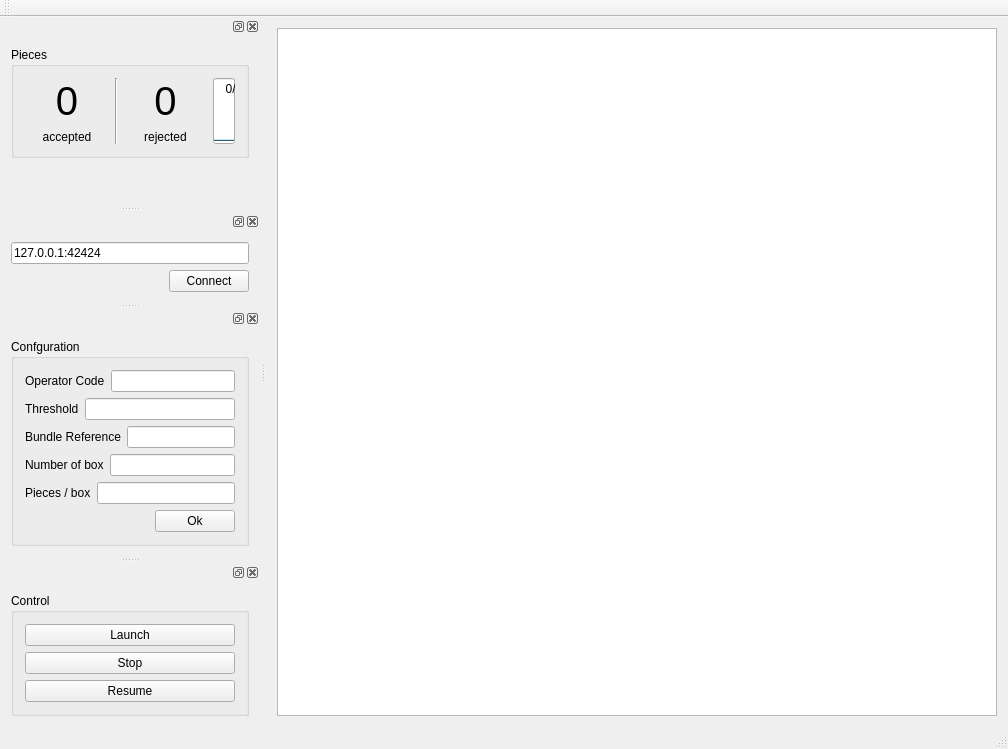
modSquad/cmmai, file WindowClient/mainwindow.ui: the form before one commit.
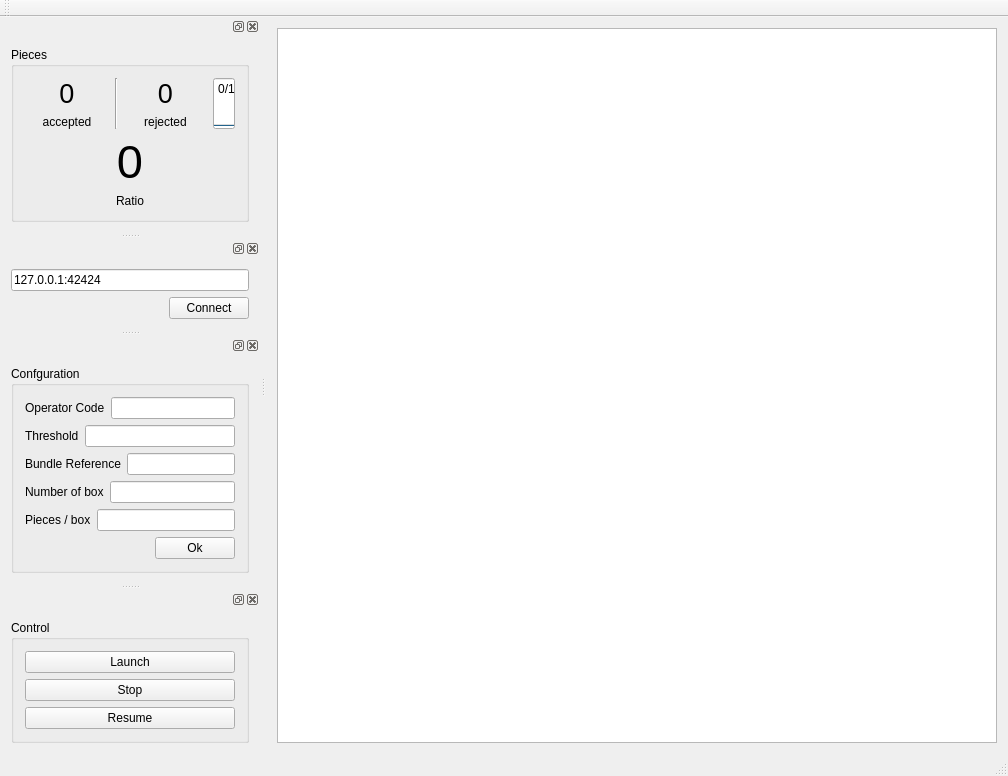
The form after the commit.

Commit message: ajout du ratio dans l'ui

What changed in the file:
```diff
--- a/WindowClient/mainwindow.ui
+++ b/WindowClient/mainwindow.ui
@@ -7,7 +7,7 @@
     <x>0</x>
     <y>0</y>
     <width>1008</width>
-    <height>749</height>
+    <height>751</height>
    </rect>
   </property>
   <property name="windowTitle">
@@ -115,7 +115,7 @@
               </property>
               <property name="font">
                <font>
-                <pointsize>30</pointsize>
+                <pointsize>20</pointsize>
                </font>
               </property>
               <property name="text">
@@ -154,7 +154,7 @@
              <widget class="QLabel" name="RejectedNumber">
               <property name="font">
                <font>
-                <pointsize>30</pointsize>
+                <pointsize>20</pointsize>
                </font>
               </property>
               <property name="text">
@@ -198,6 +198,31 @@
           </item>
          </layout>
         </item>
+        <item row="1" column="0">
+         <widget class="QLabel" name="ratio">
+          <property name="font">
+           <font>
+            <pointsize>35</pointsize>
+           </font>
+          </property>
+          <property name="text">
+           <string>0</string>
+          </property>
+          <property name="alignment">
+           <set>Qt::AlignCenter</set>
+          </property>
+         </widget>
+        </item>
+        <item row="2" column="0">
+         <widget class="QLabel" name="ratioLabel">
+          <property name="text">
+           <string>Ratio</string>
+          </property>
+          <property name="alignment">
+           <set>Qt::AlignCenter</set>
+          </property>
+         </widget>
+        </item>
        </layout>
       </widget>
      </item>
```
Left out of the diff: 2 changed lines with no effect on the pictures. The commit also changes 1 other file.
